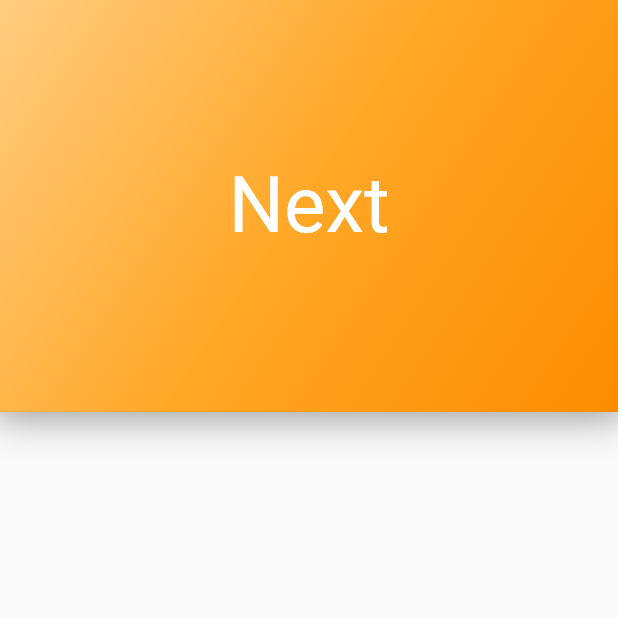
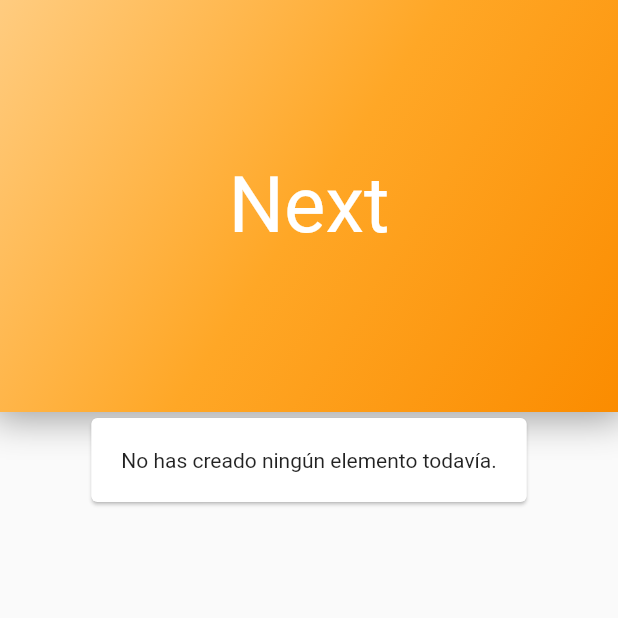
Before and after one commit to Swanito/getting-things-done-flutter, a Flutter app: the NextScreen screen opened directly, on a phone screen of 412 x 824 dp, the top half of it. Run offline on Flutter 3.47's test engine with Material 2 defaults, Android fonts, the phone set to English and light mode, and no system bars; our stand-ins replace bloc, cloud_firestore, equatable, firebase_auth, flutter_bloc, font_awesome_flutter and 4 more; accounts and stored records are empty.

```diff
--- a/lib/auth/auth_screen.dart
+++ b/lib/auth/auth_screen.dart
@@ -66,7 +66,7 @@ class AuthScreen extends StatelessWidget {
     return Scaffold(
       body: Container(
         decoration: BoxDecoration(
-          color: Colors.purple[600],
+          color: Colors.blue[300],
         ),
         child: ListView(
           children: <Widget>[
--- a/lib/core/core_blocs/navigator_bloc.dart
+++ b/lib/core/core_blocs/navigator_bloc.dart
@@ -13,7 +13,7 @@ enum NavigatorAction {
   NavigateToAuthEvent,
   NavigateToLoginEvent,
   NavigateToRegisterEvent,
-  NavigateToHome
+  NavigateToHome,
 }
 
 class NavigatorBloc extends Bloc<NavigatorAction, dynamic> {
@@ -32,7 +32,7 @@ class NavigatorBloc extends Bloc<NavigatorAction, dynamic> {
         navigatorKey.currentState.pop();
         break;
       case NavigatorAction.NavigateToAuthEvent:
-        navigatorKey.currentState.push(MaterialPageRoute(builder: (context) => AuthScreen()));
+        navigatorKey.currentState.pushAndRemoveUntil(MaterialPageRoute(builder: (context) => AuthScreen()), (Route<dynamic> route) => false);
         break;
       case NavigatorAction.NavigateToLoginEvent:
         navigatorKey.currentState.push(MaterialPageRoute(builder: (context) => LoginScreen(userRepository: this.userRepository)));
@@ -42,6 +42,7 @@ class NavigatorBloc extends Bloc<NavigatorAction, dynamic> {
         break;
       case NavigatorAction.NavigateToHome:
         navigatorKey.currentState.push(MaterialPageRoute(builder: (context) => HomeScreen(userRepository: userRepository)));
+        break;
     }
   }
 }
--- /dev/null
+++ b/lib/core/models/gtd_element.dart
@@ -0,0 +1,42 @@
+
+
+import 'package:gtd/core/models/gtd_element_entity.dart';
+import 'package:gtd/core/models/project.dart';
+import 'package:meta/meta.dart';
+
+@immutable
+class GTDElement {
+  final String id;
+  final ElementProcessStatus currentStatus;
+  final String summary;
+  final String description;
+  final Project project;
+  final DateTime dueDate;
+  final DateTime createdAt;
+  final List<String> contexts;
+
+  GTDElement(this.id, this.currentStatus, this.summary, this.description, this.project, this.dueDate, this.createdAt, this.contexts);
+
+    @override
+  String toString() {
+    return 'Element{id: $id, summary: $summary}';
+  }
+
+    GTDElementEntity toEntity() {
+    return GTDElementEntity(id, currentStatus, summary, description, project, dueDate, createdAt, contexts);
+  }
+
+  static GTDElement fromEntity(GTDElementEntity entity) {
+    return GTDElement(
+      entity.id,
+      entity.currentStatus,
+      entity.summary,
+      entity.description,
+      entity.project,
+      entity.dueDate,
+      entity.createdAt,
+      entity.contexts,
+    );
+  }
+
+}
--- /dev/null
+++ b/lib/core/models/project.dart
@@ -0,0 +1,3 @@
+class Project {
+
+}
--- /dev/null
+++ b/lib/home/elements/element_event.dart
@@ -0,0 +1,64 @@
+part of 'element_bloc.dart';
+
+class ElementEvent extends Equatable {
+  @override
+  // TODO: implement props
+  List<Object> get props => [];
+
+}
+
+class LoadElements extends ElementEvent {
+
+}
+
+class LoadElement extends ElementEvent {
+
+}
+
+class CreateElement extends ElementEvent {
+  final GTDElement element;
+
+  CreateElement(this.element);
+
+  @override
+  List<Object> get props => [element];
+
+  @override
+  String toString() => 'CreateElement { element: $element }';
+}
+
+class DeleteElement extends ElementEvent {
+    final GTDElement element;
+
+  DeleteElement(this.element);
+
+  @override
+  List<Object> get props => [element];
+
+  @override
+  String toString() => 'DeleteElement { element: $element }';
+}
+
+class UpdateElement extends ElementEvent {
+      final GTDElement element;
+
+  UpdateElement(this.element);
+
+  @override
+  List<Object> get props => [element];
+
+  @override
+  String toString() => 'UpdateElement { element: $element }';
+}
+
+class ElementsUpdated extends ElementEvent {
+        final List<GTDElement> elements;
+
+  ElementsUpdated(this.elements);
+
+  @override
+  List<Object> get props => [elements];
+
+  @override
+  String toString() => 'ElementsUpdated { elements: $elements }';
+}
--- /dev/null
+++ b/lib/home/elements/element_state.dart
@@ -0,0 +1,25 @@
+part of 'element_bloc.dart';
+
+class ElementState extends Equatable {
+  const ElementState();
+
+  @override
+  // TODO: implement props
+  List<Object> get props => [];
+}
+
+class LoadingElements extends ElementState {}
+
+class SucessLoadingElements extends ElementState {
+  final List<GTDElement> elements;
+
+  const SucessLoadingElements([this.elements = const []]);
+
+  @override
+  List<Object> get props => [elements];
+
+  @override
+  String toString() => 'SucessLoadingElements { elements: $elements }';
+}
+
+class FailedLoadingElements extends ElementState {}
--- a/lib/home/more/more_screen.dart
+++ b/lib/home/more/more_screen.dart
@@ -2,7 +2,9 @@ import 'package:flutter/material.dart';
 import 'package:flutter_bloc/flutter_bloc.dart';
 import 'package:gtd/auth/authentication_bloc.dart';
 import 'package:gtd/common/gtd_app_bar.dart';
+import 'package:gtd/core/core_blocs/navigator_bloc.dart';
 import 'package:gtd/core/repositories/remote/user_repository.dart';
+import 'package:gtd/main.dart';
 
 class MoreScreen extends StatelessWidget {
   final UserRepository _userRepository;
@@ -73,7 +75,8 @@ class MoreScreen extends StatelessWidget {
                     leading: Icon(Icons.exit_to_app),
                     title: Text('Cerrar Sesión'),
                     onTap: () => {
-                      BlocProvider.of<AuthenticationBloc>(context).add(LoggedOut())
+                      BlocProvider.of<AuthenticationBloc>(context).add(LoggedOut()),
+                      BlocProvider.of<NavigatorBloc>(context).add(NavigatorAction.NavigateToAuthEvent)
                     },
                   ),
                 ),
--- a/lib/home/next/next_screen.dart
+++ b/lib/home/next/next_screen.dart
@@ -1,6 +1,10 @@
 import 'package:flutter/material.dart';
+import 'package:flutter_bloc/flutter_bloc.dart';
 import 'package:gtd/common/gtd_app_bar.dart';
+import 'package:gtd/common/loading_screen.dart';
+import 'package:gtd/core/repositories/remote/element_repository.dart';
 import 'package:gtd/core/repositories/remote/user_repository.dart';
+import 'package:gtd/home/elements/element_bloc.dart';
 
 class NextScreen extends StatelessWidget {
   final UserRepository _userRepository;
@@ -15,8 +19,63 @@ class NextScreen extends StatelessWidget {
       body: Column(
         children: [
           GTDAppBar(title: 'Next'),
+          MultiBlocProvider(
+              providers: [
+                BlocProvider<ElementBloc>(
+                  create: (context) {
+                    return ElementBloc(
+                      elementRepository: ElementRepositoryImpl(),
+                    )..add(LoadElements());
+                  },
+                )
+              ],
+              child: BlocBuilder<ElementBloc, ElementState>(
+                builder: (context, state) {
+                  if (state is LoadingElements) {
+                    return Container(
+                        decoration: BoxDecoration(color: Colors.red),
+                        height: 100,
+                        width: 100);
+                  } else if (state is SucessLoadingElements) {
+                    if (state.elements.isNotEmpty) {
+                    return Container(
+                        decoration: BoxDecoration(color: Colors.blue),
+                        height: 100,
+                        width: 100);
+                    } else {
+                      return Card(
+                        child: Padding(
+                          padding: const EdgeInsets.all(20.0),
+                          child: Text('No has creado ningún elemento todavía.'),
+                        ),
+
+                      );
+                    }
+                  } else if (state is FailedLoadingElements) {
+                    _showErrorSnackbar(context);
+                    return Container();
+                  }
+                },
+              ))
         ],
       ),
     );
   }
+
+  _showErrorSnackbar(BuildContext context) {
+    Scaffold.of(context)
+      ..hideCurrentSnackBar()
+      ..showSnackBar(
+        SnackBar(
+          content: Row(
+            mainAxisAlignment: MainAxisAlignment.spaceBetween,
+            children: [
+              Text('Error recuperarndo los elementos. Intentalo de nuevo más tarde.'),
+              Icon(Icons.error)
+            ],
+          ),
+          backgroundColor: Colors.red,
+        ),
+      );
+  }
 }
--- a/pubspec.yaml
+++ b/pubspec.yaml
@@ -29,6 +29,7 @@ dependencies:
   bloc:
   firebase_auth:
   firebase_core:
+  cloud_firestore:
   google_sign_in:
   equatable:
   meta:
```
Also changed, not shown: lib/core/models/gtd_element_entity.dart (added, +81 -0 lines), lib/core/repositories/remote/element_repository.dart (added, +40 -0 lines), lib/core/repositories/remote/project_repository.dart (added, +36 -0 lines), lib/core/repositories/repository.dart (+19 -0 lines), lib/home/elements/element_bloc.dart (added, +67 -0 lines), lib/common/element_card.dart (added), pubspec.lock, 1 other file.
